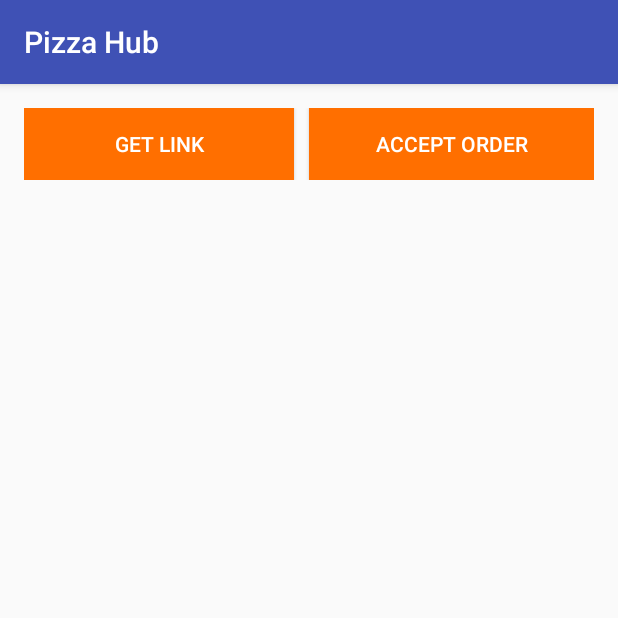
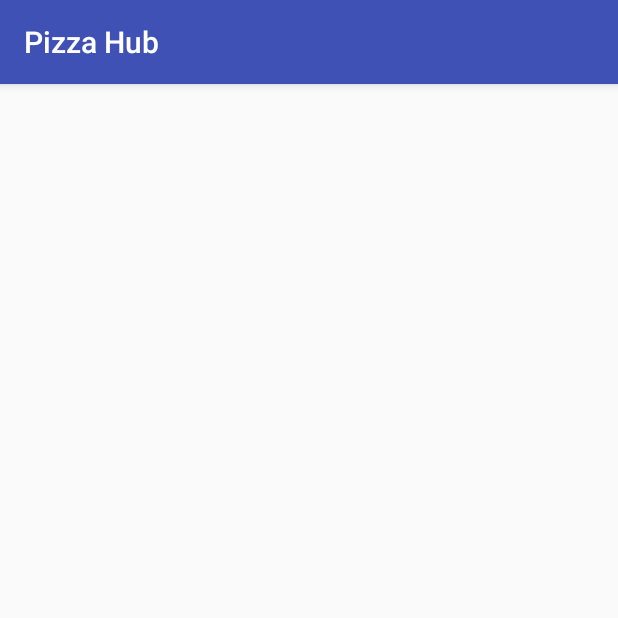
Before and after one commit to jeevan9/PizzaHub, an Android app: the AdminHome screen opened directly, with no data from a screen before it, on a phone screen of 412 x 824 dp, the top half of it. Run offline under Robolectric (Android 15) with nearby library versions, the phone set to English and light mode, and no system bars; 3 statements that could not run were skipped.

Commit message:
Admin Code Done

```diff
--- a/app/src/main/java/com/example/pizzahub/AdminHome.java
+++ b/app/src/main/java/com/example/pizzahub/AdminHome.java
@@ -2,16 +2,31 @@ package com.example.pizzahub;
 
 import android.support.v7.app.AppCompatActivity;
 import android.os.Bundle;
+import android.support.v7.widget.LinearLayoutManager;
+import android.support.v7.widget.RecyclerView;
 import android.view.View;
 
+import java.util.ArrayList;
+import java.util.List;
+
 public class AdminHome extends AppCompatActivity {
-
+    private List<Pizza_Order> pizza_order;
+    private RecyclerView rv;
+    AdminLogin a1=new AdminLogin();
     @Override
     protected void onCreate(Bundle savedInstanceState) {
         super.onCreate(savedInstanceState);
         setContentView(R.layout.activity_admin_home);
+
+        rv=(RecyclerView)findViewById(R.id.rv);
+
+        LinearLayoutManager llm = new LinearLayoutManager(this);
+        rv.setLayoutManager(llm);
+        rv.setHasFixedSize(true);
+        initializeAdapter();
+
     }
-    public void getlink(View v)
+  /*  public void getlink(View v)
     {
         GetLinks gl=new GetLinks(this);
         gl.execute();
@@ -22,5 +37,13 @@ public class AdminHome extends AppCompatActivity {
         AdminAccept a=new AdminAccept(this);
         a.execute();
 
+    }*/
+
+
+    private void initializeAdapter(){
+        RVAdapter adapter = new RVAdapter(AdminLogin.orders,this);
+        rv.setAdapter(adapter);
+        adapter.notifyDataSetChanged();
     }
+
 }
--- a/app/src/main/res/layout/activity_admin_home.xml
+++ b/app/src/main/res/layout/activity_admin_home.xml
@@ -1,38 +1,16 @@
 <?xml version="1.0" encoding="utf-8"?>
-<RelativeLayout xmlns:android="http://schemas.android.com/apk/res/android"
-    xmlns:tools="http://schemas.android.com/tools"
-    android:id="@+id/activity_admin_home"
-    android:layout_width="match_parent"
-    android:layout_height="match_parent"
-    android:paddingBottom="@dimen/activity_vertical_margin"
-    android:paddingLeft="@dimen/activity_horizontal_margin"
-    android:paddingRight="@dimen/activity_horizontal_margin"
-    android:paddingTop="@dimen/activity_vertical_margin"
-    tools:context="com.example.pizzahub.AdminHome">
-    <LinearLayout
+<LinearLayout xmlns:android="http://schemas.android.com/apk/res/android"
+    android:layout_width="match_parent" android:layout_height="match_parent"
+    android:padding="16dp"
+    >
+
+    <android.support.v7.widget.RecyclerView
+        android:layout_height="match_parent"
         android:layout_width="match_parent"
-        android:layout_height="wrap_content"
-        android:orientation="horizontal">
-        <Button
-            android:text="Get link"
-            android:background="#FF6F00"
-            android:textColor="#FFFFFF"
-            android:layout_weight="1"
-            android:layout_width="match_parent"
-            android:layout_height="wrap_content"
-            android:onClick="getlink"
-            android:layout_marginRight="10dp"
-            />
-        <Button
-            android:layout_weight="1"
-            android:text="Accept Order"
-            android:background="#FF6F00"
-            android:textColor="#FFFFFF"
-            android:layout_width="match_parent"
-            android:layout_height="wrap_content"
-            android:onClick="accept"
-            />
+        android:id="@+id/rv"
+        >
 
-    </LinearLayout>
+    </android.support.v7.widget.RecyclerView>
 
-</RelativeLayout>
+
+</LinearLayout>
```
Also changed, not shown: app/src/main/java/com/example/pizzahub/AdminAccept.java (+10 -6 lines), app/src/main/java/com/example/pizzahub/AdminLogin.java (+83 -2 lines).
